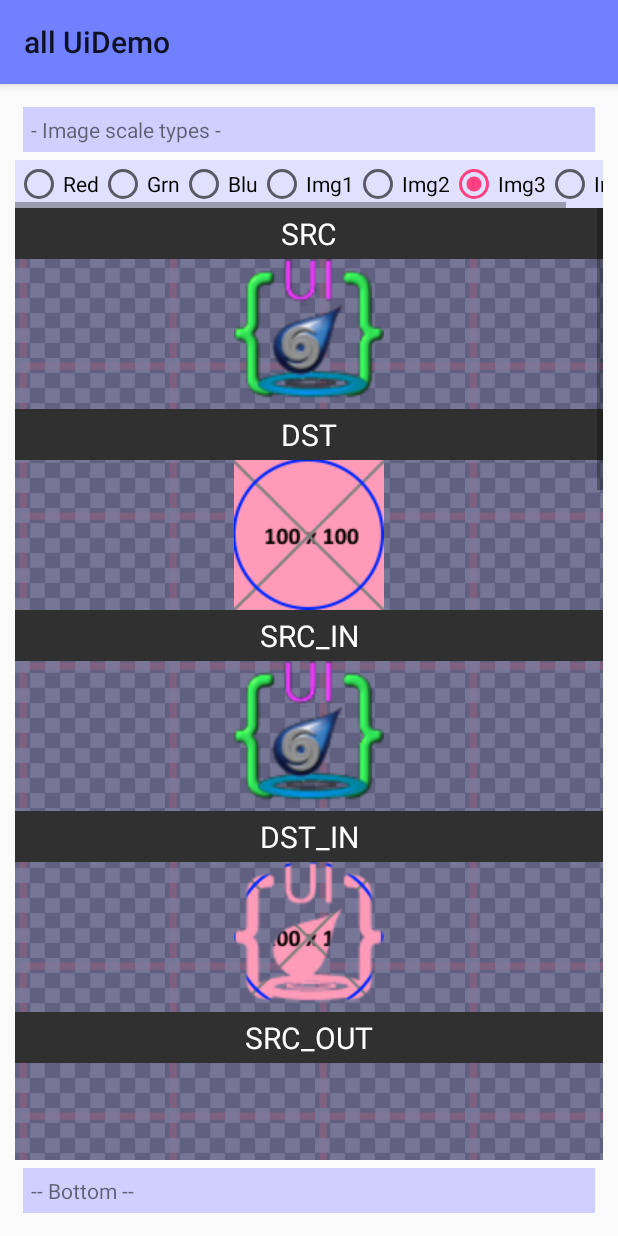
After one commit to landenlabs2/all_UiDemo, an Android app: the fragment ImageBlendFrag shown on its own in the app's theme, on a phone screen of 412 x 824 dp. The commit adds this screen. Run offline under Robolectric (Android 15) with nearby library versions, the phone set to English and light mode, and no system bars.

Commit message:
Add Image Blend

```diff
--- a/app/src/main/java/com/landenlabs/all_UiDemo/MainActivity.java
+++ b/app/src/main/java/com/landenlabs/all_UiDemo/MainActivity.java
@@ -217,6 +217,7 @@ public class MainActivity extends ActionBarActivity    {
             new PageItem( "GridLayout", R.layout.page_grid_layout),
             new PageItem( "Image Scales", R.layout.page_image_scales),
             new PageItem( "Image Overlap",  R.layout.page_image_over ),
+            new PageItem( "Image Blend",  R.layout.page_image_blend ),
 
             new PageItem( "RadioBtn Tabs", R.layout.page_radio_btns),
             new PageItem( "RadioBtn List", R.layout.page_radio_list),
--- /dev/null
+++ b/app/src/main/java/com/landenlabs/all_UiDemo/frag/ImageBlendFrag.java
@@ -0,0 +1,207 @@
+/**
+ * Copyright (c) 2015 Dennis Lang (LanDen Labs) landenlabs@gmail.com
+ * <p/>
+ * Permission is hereby granted, free of charge, to any person obtaining a copy of this software and
+ * associated documentation files (the "Software"), to deal in the Software without restriction, including
+ * without limitation the rights to use, copy, modify, merge, publish, distribute, sublicense, and/or sell
+ * copies of the Software, and to permit persons to whom the Software is furnished to do so, subject to the
+ * following conditions:
+ * <p/>
+ * The above copyright notice and this permission notice shall be included in all copies or substantial
+ * portions of the Software.
+ * <p/>
+ * THE SOFTWARE IS PROVIDED "AS IS", WITHOUT WARRANTY OF ANY KIND, EXPRESS OR IMPLIED, INCLUDING BUT NOT
+ * LIMITED TO THE WARRANTIES OF MERCHANTABILITY, FITNESS FOR A PARTICULAR PURPOSE AND NONINFRINGEMENT. IN
+ * NO EVENT SHALL THE AUTHORS OR COPYRIGHT HOLDERS BE LIABLE FOR ANY CLAIM, DAMAGES OR OTHER LIABILITY,
+ * WHETHER IN AN ACTION OF CONTRACT, TORT OR OTHERWISE, ARISING FROM, OUT OF OR IN CONNECTION WITH THE
+ * SOFTWARE OR THE USE OR OTHER DEALINGS IN THE SOFTWARE.
+ *
+ * @author Dennis Lang  (3/21/2015)
+ * @see http://landenlabs.com
+ */
+package com.landenlabs.all_UiDemo.frag;
+
+import android.graphics.Bitmap;
+import android.graphics.BitmapFactory;
+import android.graphics.Canvas;
+import android.graphics.Color;
+import android.graphics.Paint;
+import android.graphics.PorterDuff;
+import android.graphics.PorterDuffXfermode;
+import android.graphics.Rect;
+import android.os.Bundle;
+import android.util.TypedValue;
+import android.view.Gravity;
+import android.view.LayoutInflater;
+import android.view.View;
+import android.view.ViewGroup;
+import android.widget.ImageView;
+import android.widget.TextView;
+
+import com.landenlabs.all_UiDemo.R;
+import com.landenlabs.all_UiDemo.Ui;
+
+/**
+ * Demonstrate Image Blend using PorterDuff modes.
+ *
+ * @author Dennis Lang (LanDen Labs)
+ * @see <a href="http://landenlabs.com/android/index-m.html"> author's web-site </a>
+ */
+
+public class ImageBlendFrag  extends UiFragment implements View.OnClickListener  {
+
+    View mRootView;
+    ViewGroup mImageHolder;
+    int mColor = Color.RED;
+    int mSrcImg = R.drawable.image100;
+
+    @Override
+    public View onCreateView(LayoutInflater inflater, ViewGroup container, Bundle savedInstanceState) {
+        mRootView = inflater.inflate(R.layout.image_blend, container, false);
+
+        setup();
+        return mRootView;
+    }
+
+    @Override
+    public int getFragId() {
+        return R.id.image_blend_id;
+    }
+
+    @Override
+    public String getName() {
+        return "ImageBlend";
+    }
+
+    @Override
+    public String getDescription() {
+        return "??";
+    }
+
+    @Override
+    public void onClick(View view) {
+        switch (view.getId()) {
+            case R.id.blend_red:
+                mColor = Color.RED;
+                setImage(mSrcImg);
+                break;
+            case R.id.blend_green:
+                mColor = Color.GREEN;
+                setImage(mSrcImg);
+                break;
+            case R.id.blend_blue:
+                mColor = Color.BLUE;
+                setImage(mSrcImg);
+                break;
+            case R.id.blend_img1:
+                mColor = 0;
+                setImage(mSrcImg, R.drawable.checkmark5);
+                break;
+            case R.id.blend_img2:
+                mColor = 0;
+                setImage(mSrcImg, R.drawable.image_a);
+                break;
+            case R.id.blend_img3:
+                mColor = 0;
+                setImage(mSrcImg, R.drawable.image_e);
+                break;
+            case R.id.blend_img4:
+                mColor = 0;
+                setImage(mSrcImg, R.drawable.uidemo_sm);
+                break;
+        }
+    }
+
+    private void setup() {
+        mImageHolder = Ui.viewById(mRootView, R.id.image_holder);
+
+        Ui.viewById(mRootView, R.id.blend_red).setOnClickListener(this);
+        Ui.viewById(mRootView, R.id.blend_green).setOnClickListener(this);
+        Ui.viewById(mRootView, R.id.blend_blue).setOnClickListener(this);
+        Ui.viewById(mRootView, R.id.blend_img1).setOnClickListener(this);
+        Ui.viewById(mRootView, R.id.blend_img2).setOnClickListener(this);
+        Ui.viewById(mRootView, R.id.blend_img3).setOnClickListener(this);
+        Ui.viewById(mRootView, R.id.blend_img4).setOnClickListener(this);
+
+        mImageHolder.removeAllViews();
+        addImages();
+        setImage(mSrcImg, R.drawable.uidemo_sm);
+    }
+
+    private void setImage(int imageRes) {
+        for (int idx = 0; idx < mImageHolder.getChildCount(); idx++) {
+            View view = mImageHolder.getChildAt(idx);
+            if (view instanceof ImageView) {
+                ImageView imageView = (ImageView)view;
+                imageView.setImageResource(imageRes);
+                PorterDuff.Mode mode = (PorterDuff.Mode)imageView.getTag();
+                imageView.setColorFilter(mColor, mode);
+            }
+        }
+    }
+
+    private void setImage(int imageSrcRes, int imageDstRes) {
+        for (int idx = 0; idx < mImageHolder.getChildCount(); idx++) {
+            View view = mImageHolder.getChildAt(idx);
+            if (view instanceof ImageView) {
+                ImageView imageView = (ImageView)view;
+                imageView.setColorFilter(null);
+
+                PorterDuff.Mode mode = (PorterDuff.Mode)imageView.getTag();
+                Bitmap srcBm = BitmapFactory.decodeResource(getResources(), imageSrcRes);
+                Bitmap dstBm = BitmapFactory.decodeResource(getResources(), imageDstRes);
+                Bitmap resultBm = Bitmap.createBitmap(srcBm.getWidth(), srcBm.getHeight(), Bitmap.Config.ARGB_8888);
+
+                Canvas resultCanvas = new Canvas(resultBm);
+                Paint paint = new Paint(Paint.ANTI_ALIAS_FLAG);
+                Rect srcRect = new Rect(0, 0, srcBm.getWidth(), srcBm.getHeight());
+                resultCanvas.drawBitmap(srcBm, 0, 0, paint);
+
+                paint.setXfermode(new PorterDuffXfermode(mode));
+                Rect dstRect = new Rect(0, 0, dstBm.getWidth(), dstBm.getHeight());
+                resultCanvas.drawBitmap(dstBm, dstRect, srcRect, paint);
+
+                imageView.setImageBitmap(resultBm);
+            }
+        }
+    }
+
+    private void addImages() {
+        TextView tv;
+        ImageView iv;
+
+        addImage(PorterDuff.Mode.SRC);
+        addImage(PorterDuff.Mode.DST);
+        addImage(PorterDuff.Mode.SRC_IN);
+        addImage(PorterDuff.Mode.DST_IN);
+        addImage(PorterDuff.Mode.SRC_OUT);
+        addImage(PorterDuff.Mode.DST_OUT);
+        addImage(PorterDuff.Mode.SRC_ATOP);
+        addImage(PorterDuff.Mode.DST_ATOP);
+        addImage(PorterDuff.Mode.SRC_OVER);
+        addImage(PorterDuff.Mode.DST_OVER);
+        addImage(PorterDuff.Mode.ADD);
+        addImage(PorterDuff.Mode.DARKEN);
+        addImage(PorterDuff.Mode.LIGHTEN);
+        addImage(PorterDuff.Mode.MULTIPLY);
+        addImage(PorterDuff.Mode.SCREEN);
+        addImage(PorterDuff.Mode.XOR);
+    }
+
+    private void addImage(PorterDuff.Mode mode) {
+        TextView tv = new TextView(mImageHolder.getContext());
+        tv.setBackgroundResource(R.color.rowtx);
+        tv.setGravity(Gravity.CENTER);
+        // tv.setTextAppearance(R.style.TextAppearanceWhite20);
+        tv.setTextSize(TypedValue.COMPLEX_UNIT_SP, 20);
+        tv.setTextColor(Color.WHITE);
+        tv.setText(mode.toString());
+        tv.setPadding(5,5,5,5);
+        mImageHolder.addView(tv);
+        ImageView iv = new ImageView(mImageHolder.getContext());
+        iv.setBackgroundResource(R.color.row0);
+        mImageHolder.addView(iv);
+        iv.setColorFilter(mColor, mode);
+        iv.setTag(mode);
+    }
+}
--- /dev/null
+++ b/app/src/main/res/layout/image_blend.xml
@@ -0,0 +1,136 @@
+<?xml version="1.0" encoding="utf-8"?>
+<RelativeLayout xmlns:android="http://schemas.android.com/apk/res/android"
+    xmlns:app="http://schemas.android.com/apk/res-auto"
+    android:layout_width="match_parent"
+    android:layout_height="match_parent"
+    android:padding="10dp">
+
+    <TextView
+        android:id="@+id/title"
+        android:layout_width="match_parent"
+        android:layout_height="wrap_content"
+        android:layout_margin="5dp"
+        android:background="#d0d0ff"
+        android:padding="5dp"
+        android:text="- Image scale types -" />
+
+    <TextView
+        android:id="@+id/bottom"
+        android:layout_width="match_parent"
+        android:layout_height="wrap_content"
+        android:layout_alignParentBottom="true"
+        android:layout_margin="5dp"
+        android:background="#d0d0ff"
+        android:padding="5dp"
+        android:text="-- Bottom --" />
+
+    <HorizontalScrollView
+        android:id="@+id/image_sizes"
+        android:layout_width="match_parent"
+        android:layout_height="wrap_content"
+        android:layout_below="@+id/title">
+
+        <RadioGroup
+
+            android:layout_width="match_parent"
+            android:layout_height="wrap_content"
+            android:layout_below="@id/title"
+            android:background="#e0e0ff"
+            android:orientation="horizontal">
+
+            <RadioButton
+                android:id="@+id/blend_red"
+                android:layout_width="0dp"
+                android:layout_height="wrap_content"
+                android:layout_weight="1"
+                android:stateListAnimator="@anim/press"
+                android:text="Red" />
+
+            <RadioButton
+                android:id="@+id/blend_green"
+                android:layout_width="0dp"
+                android:layout_height="wrap_content"
+                android:layout_weight="1"
+                android:stateListAnimator="@anim/press"
+                android:text="Grn" />
+
+            <RadioButton
+                android:id="@+id/blend_blue"
+                android:layout_width="0dp"
+                android:layout_height="wrap_content"
+                android:layout_weight="1"
+                android:stateListAnimator="@anim/press"
+                android:text="Blu" />
+
+            <RadioButton
+                android:id="@+id/blend_img1"
+                android:layout_width="0dp"
+                android:layout_height="wrap_content"
+                android:layout_weight="1"
+                android:stateListAnimator="@anim/press"
+                android:text="Img1" />
+
+            <RadioButton
+                android:id="@+id/blend_img2"
+                android:layout_width="0dp"
+                android:layout_height="wrap_content"
+                android:layout_weight="1"
+                android:stateListAnimator="@anim/press"
+                android:text="Img2" />
+
+            <RadioButton
+                android:id="@+id/blend_img3"
+                android:layout_width="0dp"
+                android:layout_height="wrap_content"
+                android:layout_weight="1"
+                android:checked="true"
+                android:stateListAnimator="@anim/press"
+                android:text="Img3" />
+
+            <RadioButton
+                android:id="@+id/blend_img4"
+                android:layout_width="0dp"
+                android:layout_height="wrap_content"
+                android:layout_weight="1"
+                android:stateListAnimator="@anim/press"
+                android:text="Img4" />
+        </RadioGroup>
+    </HorizontalScrollView>
+
+    <ScrollView
+        android:id="@+id/scrollView"
+        android:layout_width="match_parent"
+        android:layout_height="wrap_content"
+        android:layout_above="@id/bottom"
+        android:layout_below="@id/image_sizes"
+        android:layout_gravity="center_horizontal">
+
+        <LinearLayout
+            android:id="@+id/image_holder"
+            android:layout_width="match_parent"
+            android:layout_height="wrap_content"
+            android:background="@drawable/squares10_tiles"
+            android:orientation="vertical">
+
+            <TextView
+                android:layout_width="match_parent"
+                android:layout_height="wrap_content"
+                android:background="@color/rowtx"
+                android:gravity="center"
+                android:text="Image wrap_content"
+                android:textAppearance="@style/TextAppearanceWhite20" />
+
+            <ImageView
+                android:contentDescription="wrapImage"
+                android:layout_width="wrap_content"
+                android:layout_height="wrap_content"
+                android:background="@color/row0"
+                android:clickable="true"
+                android:src="@drawable/image200"
+                android:stateListAnimator="@anim/press" />
+
+
+        </LinearLayout>
+    </ScrollView>
+
+</RelativeLayout>
--- /dev/null
+++ b/app/src/main/res/layout/page_image_blend.xml
@@ -0,0 +1,8 @@
+<fragment
+    xmlns:android="http://schemas.android.com/apk/res/android"
+    xmlns:tools="http://schemas.android.com/tools"
+    android:id="@+id/image_blend_id"
+    android:name="com.landenlabs.all_UiDemo.frag.ImageBlendFrag"
+    android:layout_width="match_parent"
+    android:layout_height="match_parent"
+    tools:layout="@layout/image_blend" />
```
Also changed, not shown: app/build.gradle (+5 -5 lines), 1 other file.
